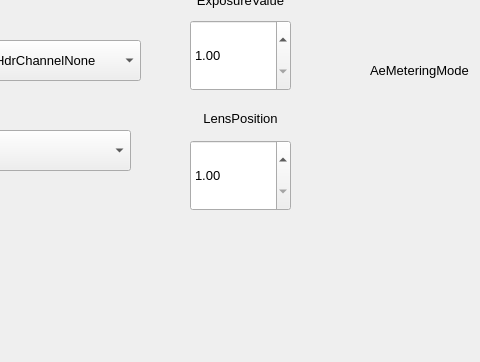
Old version of the form qt_desiner/0-advanced_settings.ui in the repository MirandaBiel/lion; both pictures show x 590 to 1070 and y 290 to 652 of the 1280 by 652 pixel window.
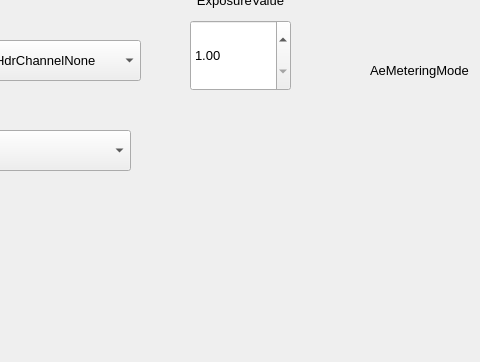
New version of the form. Icons and pictures are not drawn.

Patch:
```diff
--- a/qt_desiner/0-advanced_settings.ui
+++ b/qt_desiner/0-advanced_settings.ui
@@ -774,35 +774,6 @@
     </property>
    </item>
   </widget>
-  <widget class="QLabel" name="label_lens_position">
-   <property name="geometry">
-    <rect>
-     <x>780</x>
-     <y>400</y>
-     <width>101</width>
-     <height>16</height>
-    </rect>
-   </property>
-   <property name="text">
-    <string>LensPosition</string>
-   </property>
-   <property name="alignment">
-    <set>Qt::AlignCenter</set>
-   </property>
-  </widget>
-  <widget class="QDoubleSpinBox" name="doubleSpinBox_lens_position">
-   <property name="geometry">
-    <rect>
-     <x>780</x>
-     <y>430</y>
-     <width>101</width>
-     <height>71</height>
-    </rect>
-   </property>
-   <property name="minimum">
-    <double>1.000000000000000</double>
-   </property>
-  </widget>
   <widget class="QLabel" name="label_noise_red">
    <property name="geometry">
     <rect>
```
